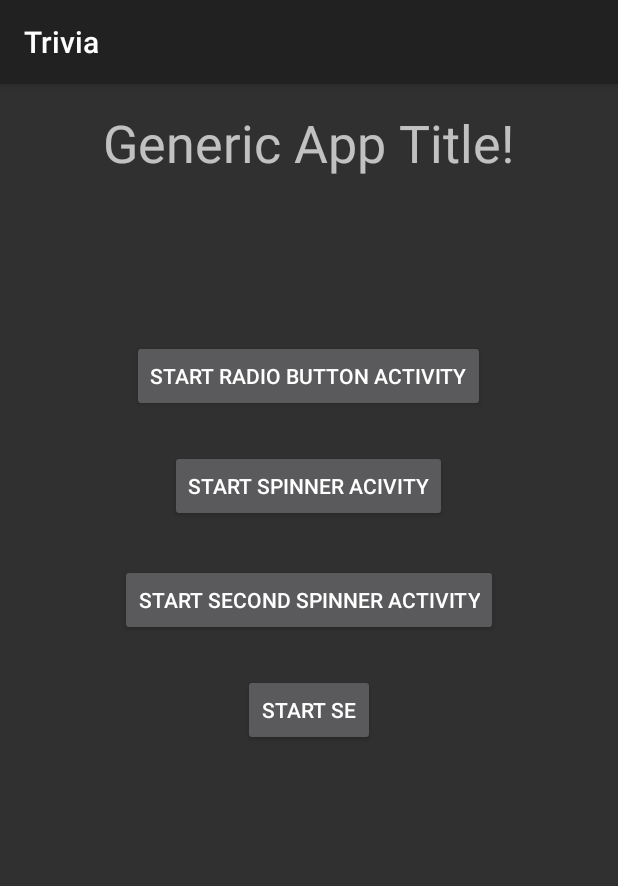
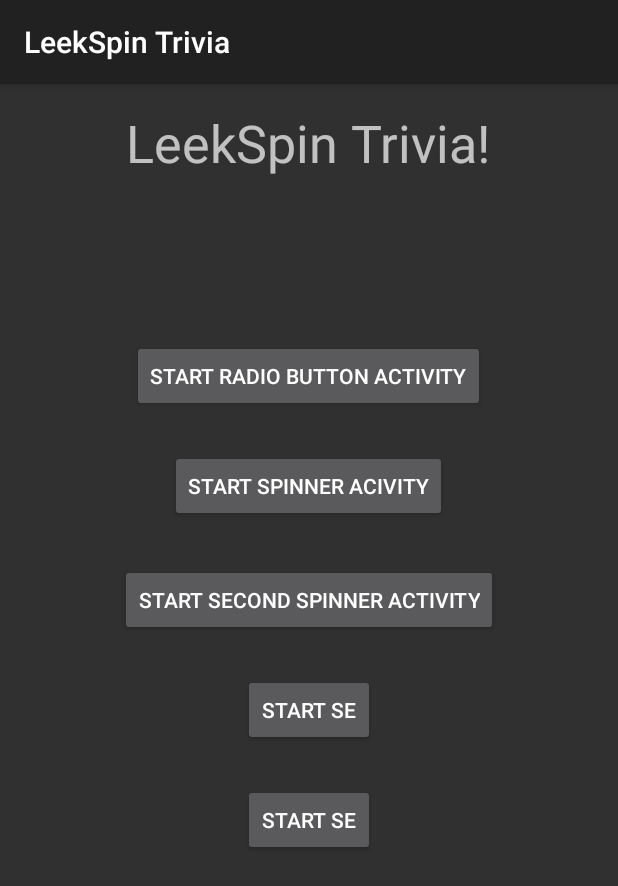
Before and after one commit to AaronBattershell/Projects, an Android app: the screen it shows after launch (Trivia), on a phone screen of 412 x 824 dp. Shown: the top 886 px of the screen. Run offline under Robolectric (Android 15) with nearby library versions, the phone set to English and light mode, and no system bars.

Commit message:
created 1/2 the questions

```diff
--- a/Trivia/app/src/main/java/com/amb288/trivia/Trivia.java
+++ b/Trivia/app/src/main/java/com/amb288/trivia/Trivia.java
@@ -11,7 +11,7 @@ import android.widget.TextView;
 
 public class Trivia extends ActionBarActivity {
     /* Make sure to update totalQuestions as you add more questions*/
-    private int totalQuestions = 3;
+    private int totalQuestions = 5;
     private int correct = 0, wrong = 0;
 
     /* Under most casts we would want a unique identifier for the startActivityForResults function
@@ -22,6 +22,8 @@ public class Trivia extends ActionBarActivity {
     private Button firstQuestion = null;
     private Button secondQuestion = null;
     private Button thirdQuestion = null;
+    private Button foruthQuestion = null;
+    private Button lastQuestion = null;
 
     @Override
     protected void onCreate(Bundle savedInstanceState) {
@@ -32,6 +34,8 @@ public class Trivia extends ActionBarActivity {
         firstQuestion = (Button) findViewById(R.id.testRadioButton);
         secondQuestion = (Button) findViewById(R.id.testSpinnerButton);
         thirdQuestion = (Button) findViewById(R.id.testSpinnerButton2);
+        foruthQuestion = (Button) findViewById(R.id.testSpinnerButton3);
+        lastQuestion = (Button) findViewById(R.id.testSpinnerButton4);
 
 
         Button testRadioBtnActivity = (Button) findViewById(R.id.testRadioButton);
@@ -41,10 +45,10 @@ public class Trivia extends ActionBarActivity {
                 // Create an intent stating which Activity you would like to start
                 Intent intent = new Intent(Trivia.this, RadioQuestionActivity.class);
 
-                String[] answers = { "Alex", "Andrew", "Mike", "Riley" };
-                intent.putExtra("question", "Who enjoys listening to leekspin?");
+                String[] answers = { "A Leek", " A Welsh Onion", "Garlic", "Ichigo Kurosaki" };
+                intent.putExtra("question", "What object Spins in the LeekSpin Animation?");
                 intent.putExtra("selection", answers); /* For radio button always add 4 entries. No more, and no less.*/
-                intent.putExtra("answer", 4); /* 1 based answer index in the array */
+                intent.putExtra("answer", 2); /* 1 based answer index in the array */
 
                 /* Lock the button you pressed so the user can't answer that question more than once */
                 firstQuestion.setEnabled(false);
@@ -61,10 +65,10 @@ public class Trivia extends ActionBarActivity {
                 // Create an intent stating which Activity you would like to start
                 Intent intent = new Intent(Trivia.this, SpinnerQuestionActivity.class);
 
-                String[] answers = {"Lack of water", "Chuck Noris has already been there", "Uninhabitable atmosphere", "The time shares are too costly", "Null Reference Exception" };
-                intent.putExtra("question", "Why are there no signs of life on Mars?");
+                String[] answers = {"Ichigo Kurosaki", "Chuck Noris", "Orihime Inoue", "Goku", "Null Reference Exception" };
+                intent.putExtra("question", "What anime Character is featured in the LeekSpin animation?");
                 intent.putExtra("selection", answers); /* For spinner questions add as many entries as you want*/
-                intent.putExtra("answer", 2); /* 1 based answer index in the array */
+                intent.putExtra("answer", 3); /* 1 based answer index in the array */
 
                 /* Lock the button you pressed so the user can't answer that question more than once */
                 secondQuestion.setEnabled(false);
@@ -81,10 +85,10 @@ public class Trivia extends ActionBarActivity {
                 // Create an intent stating which Activity you would like to start
                 Intent intent = new Intent(Trivia.this, SpinnerQuestionActivity.class);
 
-                String[] answers = {"Selection 1", "Selection 2", "Selection 3", "Selection 4", "Selection 5", "Selection 6", "Selection 7", "Selection 8", "Selection 9" };
-                intent.putExtra("question", "The answer to this question is Selection 9");
+                String[] answers = {"2", "3", "4", "5", "6", "7", "56", "784" };
+                intent.putExtra("question", "How many frames does the Leekspin animation have?");
                 intent.putExtra("selection", answers); /* For spinner questions add as many entries as you want*/
-                intent.putExtra("answer", 9); /* 1 based answer index in the array */
+                intent.putExtra("answer", 3); /* 1 based answer index in the array */
 
                 /* Lock the button you pressed so the user can't answer that question more than once */
                 thirdQuestion.setEnabled(false);
--- a/Trivia/app/src/main/res/layout/activity_trivia.xml
+++ b/Trivia/app/src/main/res/layout/activity_trivia.xml
@@ -63,4 +63,13 @@
         android:layout_below="@+id/testSpinnerButton2"
         android:layout_centerHorizontal="true" />
 
+    <Button
+        android:layout_width="wrap_content"
+        android:layout_height="wrap_content"
+        android:text="Start Se"
+        android:id="@+id/testSpinnerButton4"
+        android:layout_marginTop="25dp"
+        android:layout_below="@+id/testSpinnerButton3"
+        android:layout_centerHorizontal="true" />
+
 </RelativeLayout>
--- a/Trivia/app/src/main/res/values/strings.xml
+++ b/Trivia/app/src/main/res/values/strings.xml
@@ -1,8 +1,8 @@
 <?xml version="1.0" encoding="utf-8"?>
 <resources>
 
-    <string name="app_name">Trivia</string>
-    <string name="title">Generic App Title!</string>
+    <string name="app_name">LeekSpin Trivia</string>
+    <string name="title">LeekSpin Trivia!</string>
     <string name="action_settings">Settings</string>
 
 </resources>
```
